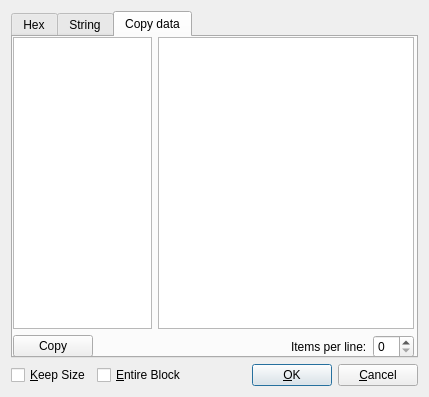
This is src/gui/Src/Gui/HexEditDialog.ui in x64dbg/x64dbg as Qt 5 draws it before an edit. The edited form follows.
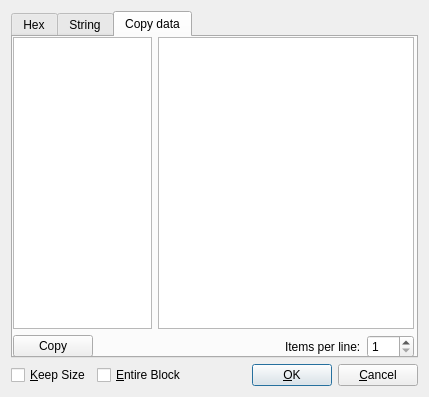
This is the edited form. The open tabs and pages were chosen to show the change. Icons and pictures are not drawn. Custom widgets are drawn as their Qt base class.

Commit message: data copy working

The edit to the form file:
```diff
--- a/src/gui/Src/Gui/HexEditDialog.ui
+++ b/src/gui/Src/Gui/HexEditDialog.ui
@@ -451,7 +451,14 @@
            </widget>
           </item>
           <item>
-           <widget class="QSpinBox" name="spinBox"/>
+           <widget class="QSpinBox" name="spinBox">
+            <property name="minimum">
+             <number>1</number>
+            </property>
+            <property name="maximum">
+             <number>256</number>
+            </property>
+           </widget>
           </item>
          </layout>
         </item>
```
Left out of the diff: 16 changed lines with no effect on the pictures. The commit also changes 2 other files.
